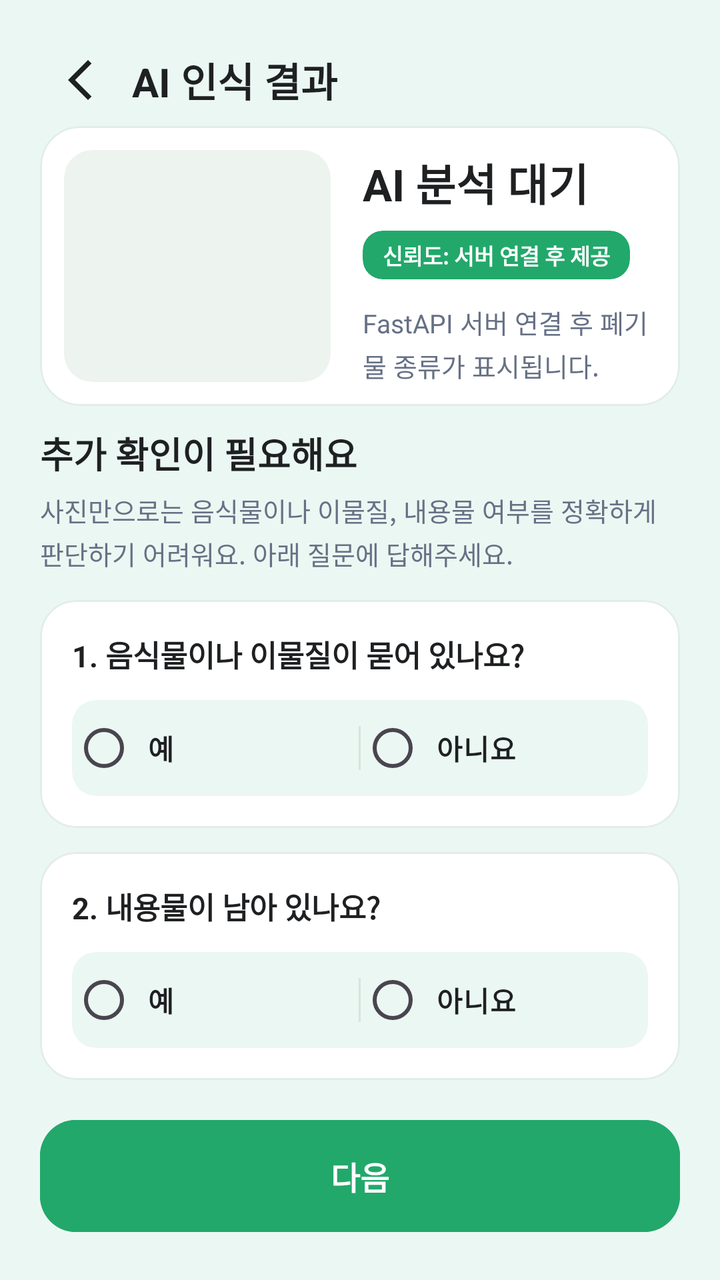
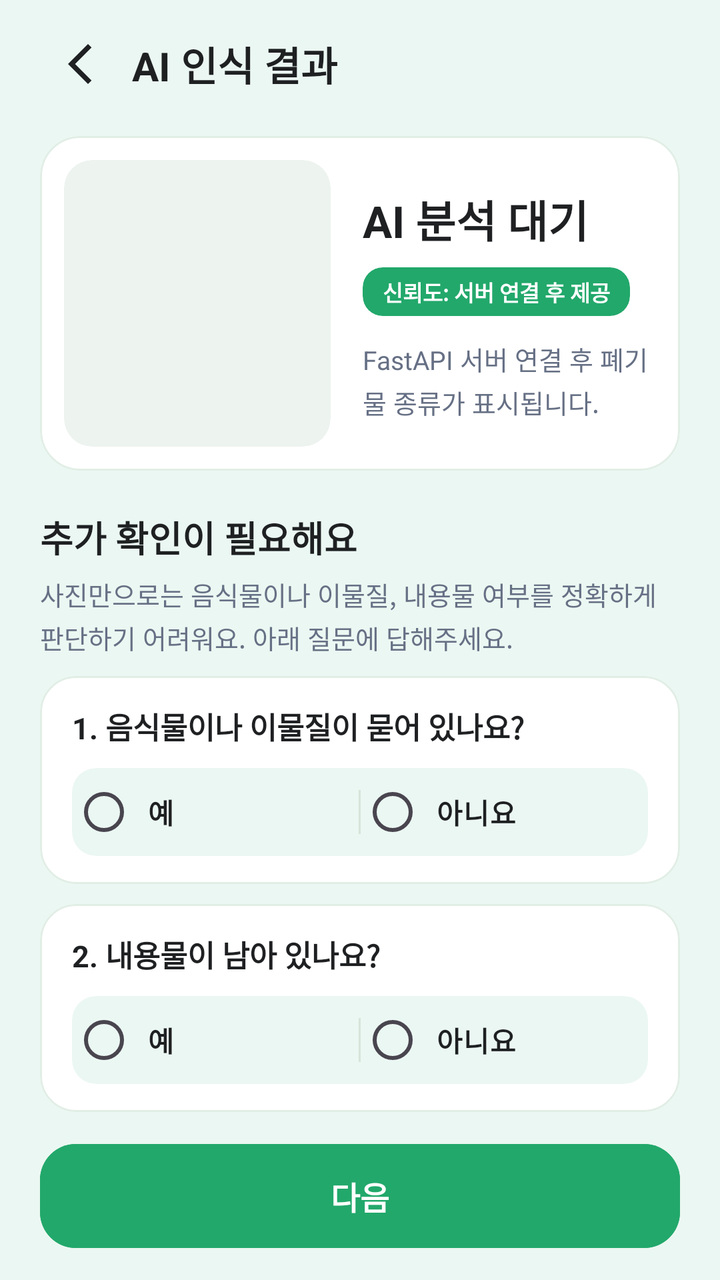

Compare the two renders of this Android layout. The source of the first and the diff that turns it into the second are given below.
<!-- AndroidManifest.xml: application theme Theme.RecycleGuide -->
<!-- res/layout/fragment_waste_result.xml -->
<?xml version="1.0" encoding="utf-8"?>
<androidx.constraintlayout.widget.ConstraintLayout xmlns:android="http://schemas.android.com/apk/res/android"
    xmlns:app="http://schemas.android.com/apk/res-auto"
    android:layout_width="match_parent"
    android:layout_height="match_parent"
    android:background="@color/bg_green_light"
    android:paddingHorizontal="20dp"
    android:paddingTop="16dp"
    android:paddingBottom="24dp">

    
    <LinearLayout
        android:id="@+id/layout_result_header"
        android:layout_width="0dp"
        android:layout_height="48dp"
        android:gravity="center_vertical"
        android:orientation="horizontal"
        app:layout_constraintEnd_toEndOf="parent"
        app:layout_constraintStart_toStartOf="parent"
        app:layout_constraintTop_toTopOf="parent">

        <ImageButton
            android:id="@+id/btn_back_result"
            android:layout_width="40dp"
            android:layout_height="40dp"
            android:background="?attr/selectableItemBackgroundBorderless"
            android:contentDescription="@string/result_back_description"
            android:padding="8dp"
            app:srcCompat="@drawable/ic_arrow_back_24"
            app:tint="@color/text_main" />

        <TextView
            android:layout_width="wrap_content"
            android:layout_height="wrap_content"
            android:layout_marginStart="6dp"
            android:text="@string/ai_result_title"
            android:textColor="@color/text_main"
            android:textSize="20sp"
            android:textStyle="bold" />

    </LinearLayout>

    
    <com.google.android.material.card.MaterialCardView
        android:id="@+id/card_waste_result"
        android:layout_width="0dp"
        android:layout_height="0dp"
        android:layout_marginTop="12dp"
        android:layout_marginBottom="24dp"
        app:cardBackgroundColor="@color/white"
        app:cardCornerRadius="20dp"
        app:cardElevation="0dp"
        app:layout_constraintBottom_toTopOf="@id/tv_condition_title"
        app:layout_constraintEnd_toEndOf="parent"
        app:layout_constraintHeight_min="140dp"
        app:layout_constraintStart_toStartOf="parent"
        app:layout_constraintTop_toBottomOf="@id/layout_result_header"
        app:strokeColor="#E1EEE6"
        app:strokeWidth="1dp">

        <androidx.constraintlayout.widget.ConstraintLayout
            android:layout_width="match_parent"
            android:layout_height="match_parent"
            android:padding="12dp">

            
            <com.google.android.material.card.MaterialCardView
                android:id="@+id/card_photo"
                android:layout_width="0dp"
                android:layout_height="0dp"
                app:cardBackgroundColor="#EDF3EF"
                app:cardCornerRadius="14dp"
                app:cardElevation="0dp"
                app:layout_constraintBottom_toBottomOf="parent"
                app:layout_constraintStart_toStartOf="parent"
                app:layout_constraintTop_toTopOf="parent"
                app:layout_constraintWidth_percent="0.45"
                app:strokeWidth="0dp">

                <ImageView
                    android:id="@+id/iv_waste_photo"
                    android:layout_width="match_parent"
                    android:layout_height="match_parent"
                    android:contentDescription="@string/waste_photo_description"
                    android:scaleType="centerCrop" />

            </com.google.android.material.card.MaterialCardView>

            
            <LinearLayout
                android:id="@+id/layout_result_info"
                android:layout_width="0dp"
                android:layout_height="wrap_content"
                android:layout_marginStart="16dp"
                android:orientation="vertical"
                app:layout_constraintBottom_toBottomOf="parent"
                app:layout_constraintEnd_toEndOf="parent"
                app:layout_constraintStart_toEndOf="@id/card_photo"
                app:layout_constraintTop_toTopOf="parent">

                
                <TextView
                    android:id="@+id/tv_waste_type"
                    android:layout_width="match_parent"
                    android:layout_height="wrap_content"
                    android:ellipsize="end"
                    android:maxLines="2"
                    android:text="@string/ai_pending_title"
                    android:textColor="@color/text_main"
                    android:textSize="22sp"
                    android:textStyle="bold" />

                
                <com.google.android.material.card.MaterialCardView
                    android:layout_width="wrap_content"
                    android:layout_height="wrap_content"
                    android:layout_marginTop="8dp"
                    app:cardBackgroundColor="@color/primary_green"
                    app:cardCornerRadius="10dp"
                    app:cardElevation="0dp"
                    app:strokeWidth="0dp">

                    <TextView
                        android:id="@+id/tv_waste_confidence"
                        android:layout_width="wrap_content"
                        android:layout_height="wrap_content"
                        android:paddingHorizontal="10dp"
                        android:paddingVertical="4dp"
                        android:text="@string/ai_pending_confidence"
                        android:textColor="@color/white"
                        android:textSize="11sp"
                        android:textStyle="bold" />

                </com.google.android.material.card.MaterialCardView>

                
                <TextView
                    android:id="@+id/tv_waste_analysis_message"
                    android:layout_width="match_parent"
                    android:layout_height="wrap_content"
                    android:layout_marginTop="12dp"
                    android:ellipsize="end"
                    android:lineSpacingExtra="3dp"
                    android:maxLines="4"
                    android:text="@string/ai_pending_message"
                    android:textColor="@color/text_sub"
                    android:textSize="13sp" />

            </LinearLayout>

        </androidx.constraintlayout.widget.ConstraintLayout>

    </com.google.android.material.card.MaterialCardView>

    
    <TextView
        android:id="@+id/tv_condition_title"
        android:layout_width="0dp"
        android:layout_height="wrap_content"
        android:layout_marginBottom="6dp"
        android:text="@string/condition_title"
        android:textColor="@color/text_main"
        android:textSize="18sp"
        android:textStyle="bold"
        app:layout_constraintBottom_toTopOf="@id/tv_condition_description"
        app:layout_constraintEnd_toEndOf="parent"
        app:layout_constraintStart_toStartOf="parent" />

    <TextView
        android:id="@+id/tv_condition_description"
        android:layout_width="0dp"
        android:layout_height="wrap_content"
        android:layout_marginBottom="14dp"
        android:lineSpacingExtra="3dp"
        android:text="@string/condition_description"
        android:textColor="@color/text_sub"
        android:textSize="13sp"
        app:layout_constraintBottom_toTopOf="@id/card_question_contamination"
        app:layout_constraintEnd_toEndOf="parent"
        app:layout_constraintStart_toStartOf="parent" />

    
    <com.google.android.material.card.MaterialCardView
        android:id="@+id/card_question_contamination"
        android:layout_width="0dp"
        android:layout_height="wrap_content"
        android:layout_marginBottom="12dp"
        app:cardBackgroundColor="@color/white"
        app:cardCornerRadius="18dp"
        app:cardElevation="0dp"
        app:layout_constraintBottom_toTopOf="@id/card_question_remaining"
        app:layout_constraintEnd_toEndOf="parent"
        app:layout_constraintStart_toStartOf="parent"
        app:strokeColor="#E1EEE6"
        app:strokeWidth="1dp">

        <LinearLayout
            android:layout_width="match_parent"
            android:layout_height="wrap_content"
            android:orientation="vertical"
            android:padding="16dp">

            <TextView
                android:layout_width="match_parent"
                android:layout_height="wrap_content"
                android:text="@string/question_contamination"
                android:textColor="@color/text_main"
                android:textSize="15sp"
                android:textStyle="bold" />

            
            <com.google.android.material.card.MaterialCardView
                android:layout_width="match_parent"
                android:layout_height="wrap_content"
                android:layout_marginTop="12dp"
                app:cardBackgroundColor="@color/bg_green_light"
                app:cardCornerRadius="12dp"
                app:cardElevation="0dp"
                app:strokeWidth="0dp">

                <RadioGroup
                    android:id="@+id/rg_contamination"
                    android:layout_width="match_parent"
                    android:layout_height="48dp"
                    android:gravity="center_vertical"
                    android:orientation="horizontal">

                    <RadioButton
                        android:id="@+id/rb_contamination_yes"
                        android:layout_width="0dp"
                        android:layout_height="match_parent"
                        android:layout_weight="1"
                        android:background="?attr/selectableItemBackground"
                        android:buttonTint="@color/primary_green"
                        android:gravity="center_vertical"
                        android:paddingStart="6dp"
                        android:text="@string/answer_yes"
                        android:textColor="@color/text_main"
                        android:textSize="14sp"
                        android:textStyle="bold" />

                    <View
                        android:layout_width="1dp"
                        android:layout_height="22dp"
                        android:background="#D5E5DB" />

                    <RadioButton
                        android:id="@+id/rb_contamination_no"
                        android:layout_width="0dp"
                        android:layout_height="match_parent"
                        android:layout_weight="1"
                        android:background="?attr/selectableItemBackground"
                        android:buttonTint="@color/primary_green"
                        android:gravity="center_vertical"
                        android:paddingStart="6dp"
                        android:text="@string/answer_no"
                        android:textColor="@color/text_main"
                        android:textSize="14sp"
                        android:textStyle="bold" />

                </RadioGroup>

            </com.google.android.material.card.MaterialCardView>

        </LinearLayout>

    </com.google.android.material.card.MaterialCardView>

    
    <com.google.android.material.card.MaterialCardView
        android:id="@+id/card_question_remaining"
        android:layout_width="0dp"
        android:layout_height="wrap_content"
        android:layout_marginBottom="20dp"
        app:cardBackgroundColor="@color/white"
        app:cardCornerRadius="18dp"
        app:cardElevation="0dp"
        app:layout_constraintBottom_toTopOf="@id/btn_next"
        app:layout_constraintEnd_toEndOf="parent"
        app:layout_constraintStart_toStartOf="parent"
        app:strokeColor="#E1EEE6"
        app:strokeWidth="1dp">

        <LinearLayout
            android:layout_width="match_parent"
            android:layout_height="wrap_content"
            android:orientation="vertical"
            android:padding="16dp">

            <TextView
                android:layout_width="match_parent"
                android:layout_height="wrap_content"
                android:text="@string/question_remaining_contents"
                android:textColor="@color/text_main"
                android:textSize="15sp"
                android:textStyle="bold" />

            
            <com.google.android.material.card.MaterialCardView
                android:layout_width="match_parent"
                android:layout_height="wrap_content"
                android:layout_marginTop="12dp"
                app:cardBackgroundColor="@color/bg_green_light"
                app:cardCornerRadius="12dp"
                app:cardElevation="0dp"
                app:strokeWidth="0dp">

                <RadioGroup
                    android:id="@+id/rg_remaining_contents"
                    android:layout_width="match_parent"
                    android:layout_height="48dp"
                    android:gravity="center_vertical"
                    android:orientation="horizontal">

                    <RadioButton
                        android:id="@+id/rb_remaining_yes"
                        android:layout_width="0dp"
                        android:layout_height="match_parent"
                        android:layout_weight="1"
                        android:background="?attr/selectableItemBackground"
                        android:buttonTint="@color/primary_green"
                        android:gravity="center_vertical"
                        android:paddingStart="6dp"
                        android:text="@string/answer_yes"
                        android:textColor="@color/text_main"
                        android:textSize="14sp"
                        android:textStyle="bold" />

                    <View
                        android:layout_width="1dp"
                        android:layout_height="22dp"
                        android:background="#D5E5DB" />

                    <RadioButton
                        android:id="@+id/rb_remaining_no"
                        android:layout_width="0dp"
                        android:layout_height="match_parent"
                        android:layout_weight="1"
                        android:background="?attr/selectableItemBackground"
                        android:buttonTint="@color/primary_green"
                        android:gravity="center_vertical"
                        android:paddingStart="6dp"
                        android:text="@string/answer_no"
                        android:textColor="@color/text_main"
                        android:textSize="14sp"
                        android:textStyle="bold" />

                </RadioGroup>

            </com.google.android.material.card.MaterialCardView>

        </LinearLayout>

    </com.google.android.material.card.MaterialCardView>

    
    <com.google.android.material.button.MaterialButton
        android:id="@+id/btn_next"
        android:layout_width="0dp"
        android:layout_height="56dp"
        android:backgroundTint="@color/primary_green"
        android:insetTop="0dp"
        android:insetBottom="0dp"
        android:letterSpacing="0"
        android:text="@string/btn_next"
        android:textColor="@color/white"
        android:textSize="16sp"
        android:textStyle="bold"
        app:cornerRadius="18dp"
        app:layout_constraintBottom_toBottomOf="parent"
        app:layout_constraintEnd_toEndOf="parent"
        app:layout_constraintStart_toStartOf="parent" />

</androidx.constraintlayout.widget.ConstraintLayout>
<!-- resources referenced by this layout -->
<resources>
  <color name="bg_green_light">#EBF7F2</color>
  <color name="primary_green">#22A86B</color>
  <color name="text_main">#1E2022</color>
  <color name="text_sub">#667085</color>
  <color name="white">#FFFFFFFF</color>
  <!-- drawable ic_arrow_back_24 (drawable) -->
  <vector xmlns:android="http://schemas.android.com/apk/res/android" android:autoMirrored="true" android:height="24dp" android:tint="#000000" android:viewportHeight="960" android:viewportWidth="960" android:width="24dp">
        
      <path android:fillColor="@android:color/white" android:pathData="M640,880L240,480L640,80L711,151L382,480L711,809L640,880Z"/>
      
  </vector>
  <string name="ai_pending_confidence">신뢰도: 서버 연결 후 제공</string>
  <string name="ai_pending_message">FastAPI 서버 연결 후 폐기물 종류가 표시됩니다.</string>
  <string name="ai_pending_title">AI 분석 대기</string>
  <string name="ai_result_title">AI 인식 결과</string>
  <string name="answer_no">아니요</string>
  <string name="answer_yes">예</string>
  <string name="btn_next">다음</string>
  <string name="condition_description">사진만으로는 음식물이나 이물질, 내용물 여부를 정확하게 판단하기 어려워요. 아래 질문에 답해주세요.</string>
  <string name="condition_title">추가 확인이 필요해요</string>
  <string name="question_contamination">1. 음식물이나 이물질이 묻어 있나요?</string>
  <string name="question_remaining_contents">2. 내용물이 남아 있나요?</string>
  <string name="result_back_description">뒤로 가기</string>
  <string name="waste_photo_description">촬영한 폐기물 사진</string>
  <style name="Theme.RecycleGuide" parent="Base.Theme.RecycleGuide" />
  <style name="Base.Theme.RecycleGuide" parent="Theme.Material3.DayNight.NoActionBar">
          
          
      </style>
</resources>

<!-- the commit's change to res/layout/fragment_waste_result.xml (unified diff, before → after) -->
@@ -5,8 +5,8 @@
     android:layout_height="match_parent"
     android:background="@color/bg_green_light"
     android:paddingHorizontal="20dp"
-    android:paddingTop="16dp"
-    android:paddingBottom="24dp">
+    android:paddingTop="8dp"
+    android:paddingBottom="16dp">
 
     
     <LinearLayout
@@ -46,13 +46,13 @@
         android:layout_width="0dp"
         android:layout_height="0dp"
         android:layout_marginTop="12dp"
-        android:layout_marginBottom="24dp"
+        android:layout_marginBottom="20dp"
         app:cardBackgroundColor="@color/white"
         app:cardCornerRadius="20dp"
         app:cardElevation="0dp"
         app:layout_constraintBottom_toTopOf="@id/tv_condition_title"
         app:layout_constraintEnd_toEndOf="parent"
-        app:layout_constraintHeight_min="140dp"
+        app:layout_constraintHeight_min="120dp"
         app:layout_constraintStart_toStartOf="parent"
         app:layout_constraintTop_toBottomOf="@id/layout_result_header"
         app:strokeColor="#E1EEE6"
@@ -170,7 +170,7 @@
         android:id="@+id/tv_condition_description"
         android:layout_width="0dp"
         android:layout_height="wrap_content"
-        android:layout_marginBottom="14dp"
+        android:layout_marginBottom="10dp"
         android:lineSpacingExtra="3dp"
         android:text="@string/condition_description"
         android:textColor="@color/text_sub"
@@ -184,7 +184,7 @@
         android:id="@+id/card_question_contamination"
         android:layout_width="0dp"
         android:layout_height="wrap_content"
-        android:layout_marginBottom="12dp"
+        android:layout_marginBottom="10dp"
         app:cardBackgroundColor="@color/white"
         app:cardCornerRadius="18dp"
         app:cardElevation="0dp"
@@ -198,7 +198,8 @@
             android:layout_width="match_parent"
             android:layout_height="wrap_content"
             android:orientation="vertical"
-            android:padding="16dp">
+            android:paddingHorizontal="16dp"
+            android:paddingVertical="14dp">
 
             <TextView
                 android:layout_width="match_parent"
@@ -212,7 +213,7 @@
             <com.google.android.material.card.MaterialCardView
                 android:layout_width="match_parent"
                 android:layout_height="wrap_content"
-                android:layout_marginTop="12dp"
+                android:layout_marginTop="10dp"
                 app:cardBackgroundColor="@color/bg_green_light"
                 app:cardCornerRadius="12dp"
                 app:cardElevation="0dp"
@@ -221,7 +222,7 @@
                 <RadioGroup
                     android:id="@+id/rg_contamination"
                     android:layout_width="match_parent"
-                    android:layout_height="48dp"
+                    android:layout_height="44dp"
                     android:gravity="center_vertical"
                     android:orientation="horizontal">
 
@@ -271,7 +272,7 @@
         android:id="@+id/card_question_remaining"
         android:layout_width="0dp"
         android:layout_height="wrap_content"
-        android:layout_marginBottom="20dp"
+        android:layout_marginBottom="16dp"
         app:cardBackgroundColor="@color/white"
         app:cardCornerRadius="18dp"
         app:cardElevation="0dp"
@@ -285,7 +286,8 @@
             android:layout_width="match_parent"
             android:layout_height="wrap_content"
             android:orientation="vertical"
-            android:padding="16dp">
+            android:paddingHorizontal="16dp"
+            android:paddingVertical="14dp">
 
             <TextView
                 android:layout_width="match_parent"
@@ -299,7 +301,7 @@
             <com.google.android.material.card.MaterialCardView
                 android:layout_width="match_parent"
                 android:layout_height="wrap_content"
-                android:layout_marginTop="12dp"
+                android:layout_marginTop="10dp"
                 app:cardBackgroundColor="@color/bg_green_light"
                 app:cardCornerRadius="12dp"
                 app:cardElevation="0dp"
@@ -308,7 +310,7 @@
                 <RadioGroup
                     android:id="@+id/rg_remaining_contents"
                     android:layout_width="match_parent"
-                    android:layout_height="48dp"
+                    android:layout_height="44dp"
                     android:gravity="center_vertical"
                     android:orientation="horizontal">
 
@@ -357,7 +359,7 @@
     <com.google.android.material.button.MaterialButton
         android:id="@+id/btn_next"
         android:layout_width="0dp"
-        android:layout_height="56dp"
+        android:layout_height="52dp"
         android:backgroundTint="@color/primary_green"
         android:insetTop="0dp"
         android:insetBottom="0dp"
